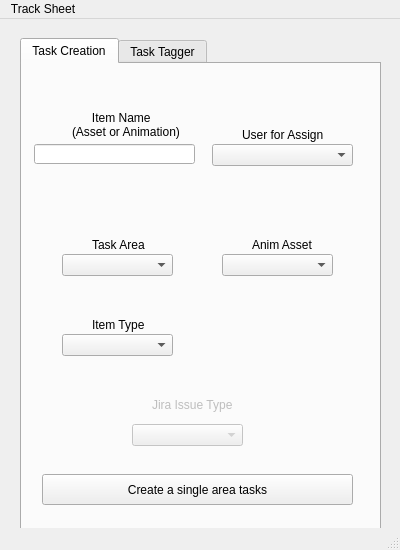
Old version of the form manager_tools/task_creation_panel.ui in the repository gastonsbodio/maya_project_manager.
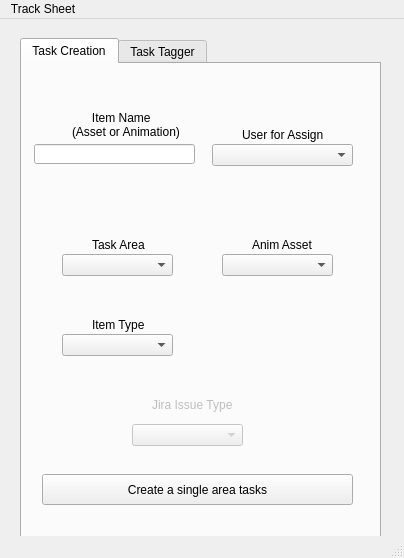
New version of the form.

```diff
--- a/manager_tools/task_creation_panel.ui
+++ b/manager_tools/task_creation_panel.ui
@@ -6,8 +6,8 @@
    <rect>
     <x>0</x>
     <y>0</y>
-    <width>400</width>
-    <height>550</height>
+    <width>404</width>
+    <height>558</height>
    </rect>
   </property>
   <property name="windowTitle">
@@ -450,8 +450,8 @@
     <rect>
      <x>0</x>
      <y>0</y>
-     <width>400</width>
-     <height>21</height>
+     <width>404</width>
+     <height>33</height>
     </rect>
    </property>
    <widget class="QMenu" name="menuUpdates">
```
